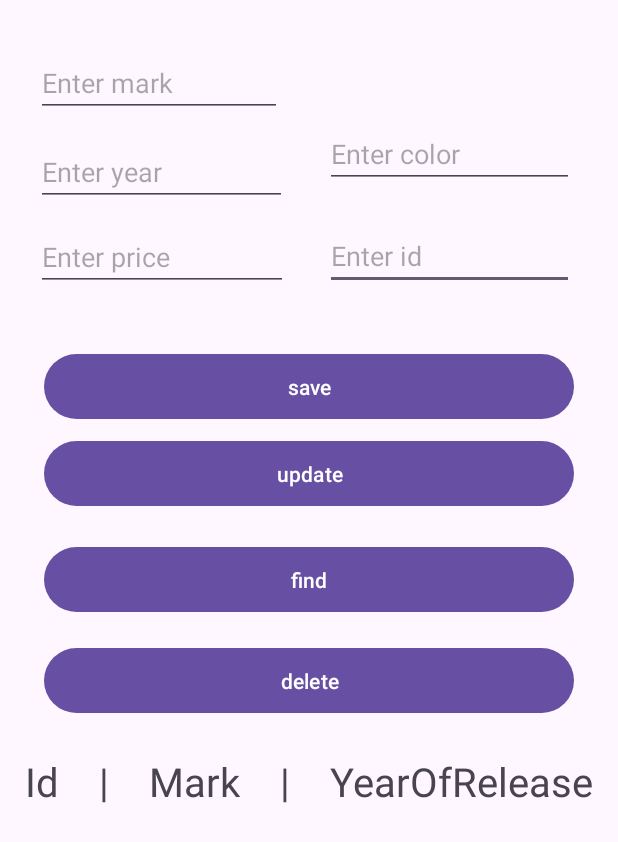
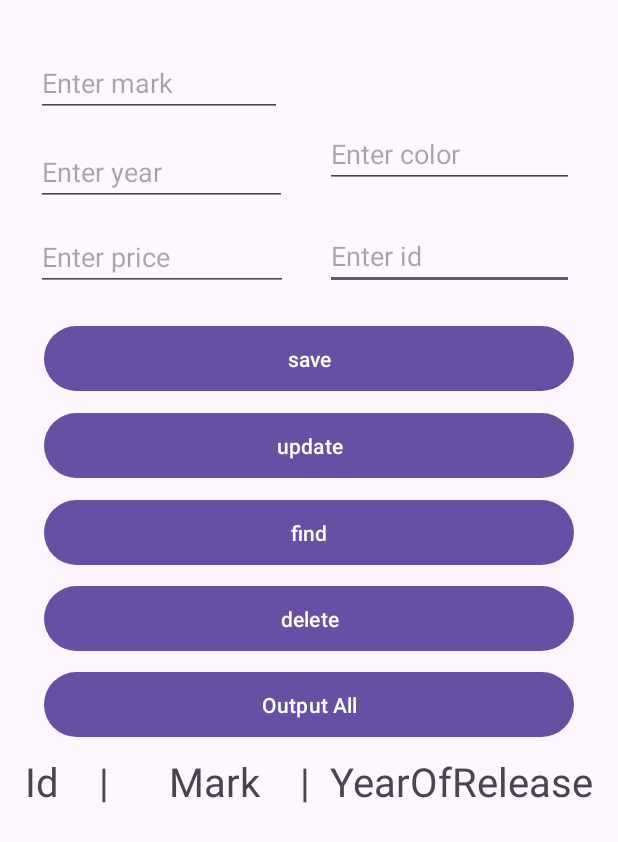
Before and after one commit to Sh1iba/MAD, an Android app: the DataBase screen opened directly, with no data from a screen before it, after a tap on "find", on a phone screen of 412 x 824 dp. Shown: the top 842 px of the screen. Run offline under Robolectric (Android 15) with nearby library versions, the phone set to English and light mode, and no system bars.

Commit message:
complited 10

```diff
--- a/Project_10/app/src/main/java/com/example/project_10/MainActivity.java
+++ b/Project_10/app/src/main/java/com/example/project_10/MainActivity.java
@@ -37,7 +37,7 @@ SharedPreferences sharedPreferences;
         else {
     // Сохранение строкового значения
         editor.putString("username", username);
-    // Сохранение изменений
+    // Сохранение измененийа
         editor.apply();
         Toast.makeText(getApplicationContext(), "Имя пользователя успешно сохранено",
                 Toast.LENGTH_SHORT).show();
--- a/Project_10/app/src/main/java/com/example/project_10/database/DatabaseHelper.java
+++ b/Project_10/app/src/main/java/com/example/project_10/database/DatabaseHelper.java
@@ -23,7 +23,7 @@ public class DatabaseHelper extends SQLiteOpenHelper {
     @Override
     public void onCreate(SQLiteDatabase db) {
         String createTable = "CREATE TABLE " + TABLE_NAME + " (" +
-                COLUMN_ID + " INTEGER PRIMARY KEY AUTOINCREMENT, " +
+                COLUMN_ID + " INTEGER, " +
                 COLUMN_MARK + " TEXT, " +
                 COLUMN_YearOfRelease + " TEXT, " +
                 COLUMN_COLOR + " TEXT, " +
@@ -36,8 +36,9 @@ public class DatabaseHelper extends SQLiteOpenHelper {
         db.execSQL("DROP TABLE IF EXISTS " + TABLE_NAME);
         onCreate(db);
     }
-    // Добавление нового контакта
-    public boolean addCar(Car car) {
+    // Добавление новой машины
+    public boolean addCar(Car car) { //метод getReadableDatabase() (получение базы данных для чтения)
+       // или getWritableDatabase() (запись данных в БД)
         SQLiteDatabase db = this.getWritableDatabase();
         ContentValues cv = new ContentValues();
         cv.put(COLUMN_ID, car.getId());
@@ -49,7 +50,7 @@ public class DatabaseHelper extends SQLiteOpenHelper {
         db.close();
         return result != -1;
     }
-    // Удаление контакта по номеру телефона
+    // Удаление машины по марке
     public boolean deleteCar(String mark) {
         SQLiteDatabase db = this.getWritableDatabase();
         int result = db.delete(TABLE_NAME, COLUMN_MARK + " = ?", new String[]{mark});
@@ -57,30 +58,44 @@ public class DatabaseHelper extends SQLiteOpenHelper {
         return result > 0;
     }
     // Поиск машины по марке
-    public Car findCar(String mark) {
+    public List<Car> findCar(String mark) {
+        List<Car> cars = new ArrayList<>();
         SQLiteDatabase db = this.getReadableDatabase();
-        Cursor cursor = db.query(TABLE_NAME, new String[]{COLUMN_MARK},
+        Cursor cursor = db.query(TABLE_NAME, new String[]{COLUMN_ID, COLUMN_MARK,
+                        COLUMN_YearOfRelease, COLUMN_COLOR, COLUMN_PRICE},
                 COLUMN_MARK + " = ?", new String[]{mark}, null,
                 null, null);
         if (cursor != null && cursor.moveToFirst()) {
+            do {
                 Car car = new Car(
                         cursor.getInt(0),
                         cursor.getString(1),
                         cursor.getString(2),
                         cursor.getString(3),
                         cursor.getString(4));
-            cursor.close();
-            db.close();
-            return car;
+                cars.add(car);
+            } while (cursor.moveToNext());
         }
         if (cursor != null) {
             cursor.close();
         }
         db.close();
-        return null;
+        return cars;
     }
 
-    // Получение всех контактов
+    public boolean updateCar(String oldId, String newPrice,
+                                 String newId) {
+        SQLiteDatabase db = this.getWritableDatabase();
+        ContentValues cv = new ContentValues();
+        cv.put(COLUMN_ID, newId);
+        cv.put(COLUMN_PRICE, newPrice);
+        // Обновляем запись, где марка машины =  oldMark
+        int result = db.update(TABLE_NAME, cv, COLUMN_ID + " = ?", new String[]{oldId});
+        db.close();
+        return result > 0;
+    }
+
+    // Получение всех машин
     public List<Car> getAllCars() {
         List<Car> contactList = new ArrayList<>();
         SQLiteDatabase db = this.getReadableDatabase();
--- a/Project_10/app/src/main/res/layout/activity_data_base.xml
+++ b/Project_10/app/src/main/res/layout/activity_data_base.xml
@@ -82,49 +82,60 @@
         android:id="@+id/save_button"
         android:layout_width="353dp"
         android:layout_height="51dp"
+        android:onClick="Save"
         android:text="save"
-        android:onClick="Save"
         app:layout_constraintBottom_toBottomOf="parent"
         app:layout_constraintEnd_toEndOf="parent"
         app:layout_constraintStart_toStartOf="parent"
         app:layout_constraintTop_toTopOf="parent"
-        app:layout_constraintVertical_bias="0.3" />
+        app:layout_constraintVertical_bias="0.276" />
+
+    <Button
+        android:id="@+id/update_button"
+        android:layout_width="353dp"
+        android:layout_height="51dp"
+        android:onClick="Update"
+        android:text="update"
+        app:layout_constraintBottom_toBottomOf="parent"
+        app:layout_constraintEnd_toEndOf="parent"
+        app:layout_constraintStart_toStartOf="parent"
+        app:layout_constraintTop_toTopOf="parent"
+        app:layout_constraintVertical_bias="0.351" />
+
+    <Button
+        android:id="@+id/find_button"
+        android:layout_width="353dp"
+        android:layout_height="51dp"
+        android:onClick="Find"
+        android:text="find"
+        app:layout_constraintBottom_toBottomOf="parent"
+        app:layout_constraintEnd_toEndOf="parent"
+        app:layout_constraintStart_toStartOf="parent"
+        app:layout_constraintTop_toTopOf="parent"
+        app:layout_constraintVertical_bias="0.426" />
 
     <Button
         android:id="@+id/delete_button"
         android:layout_width="353dp"
         android:layout_height="51dp"
+        android:onClick="Delete"
         android:text="delete"
-        android:onClick="Delete"
+        app:layout_constraintBottom_toBottomOf="parent"
+        app:layout_constraintEnd_toEndOf="parent"
+        app:layout_constraintStart_toStartOf="parent"
+        app:layout_constraintTop_toTopOf="parent" />
+
+    <Button
+        android:id="@+id/all_button"
+        android:layout_width="353dp"
+        android:layout_height="51dp"
+        android:onClick="getAllCar"
+        android:text="Output All"
         app:layout_constraintBottom_toBottomOf="parent"
         app:layout_constraintEnd_toEndOf="parent"
         app:layout_constraintStart_toStartOf="parent"
         app:layout_constraintTop_toTopOf="parent"
-        app:layout_constraintVertical_bias="0.554" />
-
-    <Button
-        android:id="@+id/find_button"
-        android:layout_width="353dp"
-        android:layout_height="51dp"
-        android:text="find"
-        android:onClick="Find"
-        app:layout_constraintBottom_toBottomOf="parent"
-        app:layout_constraintEnd_toEndOf="parent"
-        app:layout_constraintStart_toStartOf="parent"
-        app:layout_constraintTop_toTopOf="parent"
-        app:layout_constraintVertical_bias="0.467" />
-
-    <Button
-        android:id="@+id/update_button"
-        android:layout_width="353dp"
-        android:layout_height="51dp"
-        android:text="update"
-        android:onClick="Update"
-        app:layout_constraintBottom_toBottomOf="parent"
-        app:layout_constraintEnd_toEndOf="parent"
-        app:layout_constraintStart_toStartOf="parent"
-        app:layout_constraintTop_toTopOf="parent"
-        app:layout_constraintVertical_bias="0.375" />
+        app:layout_constraintVertical_bias="0.575" />
 
     <androidx.recyclerview.widget.RecyclerView
         android:id="@+id/recycler_view"
@@ -142,7 +153,7 @@
         android:id="@+id/textView2"
         android:layout_width="391dp"
         android:layout_height="33dp"
-        android:text="Id    |    Mark    |    YearOfRelease    |    Color    |    Price"
+        android:text="Id    |      Mark    |  YearOfRelease  |  Color    |    Price"
         android:textSize="40px"
         app:layout_constraintBottom_toBottomOf="parent"
         app:layout_constraintEnd_toEndOf="parent"
@@ -150,4 +161,5 @@
         app:layout_constraintStart_toStartOf="parent"
         app:layout_constraintTop_toTopOf="parent"
         app:layout_constraintVertical_bias="0.636" />
+
 </androidx.constraintlayout.widget.ConstraintLayout>
```
Also changed, not shown: Project_10/app/src/main/java/com/example/project_10/database/DataBase.java (+47 -27 lines), Project_10/app/src/main/res/layout/item_car.xml (+8 -8 lines). Lines whose indentation alone changed are shown as unchanged.
